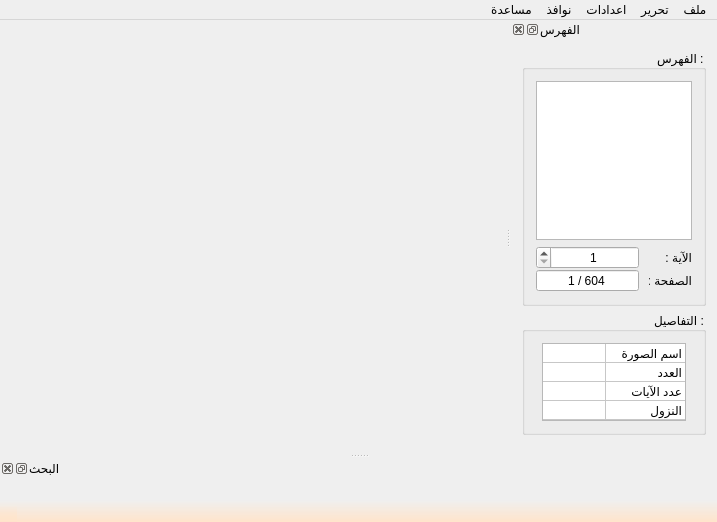
Above: src/ui/mainwindow.ui from boussouira/moltaqa before the change. Below: the same form after it.
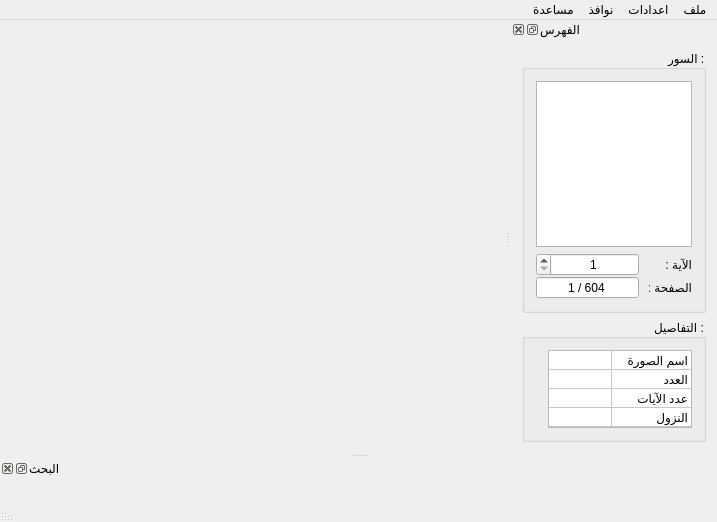
That is the form after the change. Icons and pictures are not drawn.

```diff
--- a/src/ui/mainwindow.ui
+++ b/src/ui/mainwindow.ui
@@ -49,17 +49,6 @@
     <addaction name="separator"/>
     <addaction name="actionExit"/>
    </widget>
-   <widget class="QMenu" name="menuEdition">
-    <property name="locale">
-     <locale language="Arabic" country="Morocco"/>
-    </property>
-    <property name="title">
-     <string>تحرير</string>
-    </property>
-    <addaction name="actionCopy"/>
-    <addaction name="separator"/>
-    <addaction name="actionSelect_all"/>
-   </widget>
    <widget class="QMenu" name="menuHelp">
     <property name="locale">
      <locale language="Arabic" country="Morocco"/>
@@ -83,16 +72,11 @@
     <addaction name="actionSearchDock"/>
    </widget>
    <addaction name="menuFile"/>
-   <addaction name="menuEdition"/>
    <addaction name="menu"/>
    <addaction name="menu_2"/>
    <addaction name="menuHelp"/>
   </widget>
-  <widget class="QStatusBar" name="statusBar">
-   <property name="styleSheet">
-    <string>background-color: qlineargradient(spread:pad, x1:1, y1:1, x2:1, y2:0, stop:0 rgba(255, 228, 203, 255), stop:1 rgba(255, 255, 255, 0));</string>
-   </property>
-  </widget>
+  <widget class="QStatusBar" name="statusBar"/>
   <widget class="QDockWidget" name="dockIndexs">
    <property name="accessibleName">
     <string>الفهرس</string>
@@ -123,7 +107,7 @@
         </size>
        </property>
        <property name="title">
-        <string>الفهرس :</string>
+        <string>السور :</string>
        </property>
        <property name="flat">
         <bool>false</bool>
@@ -227,7 +211,7 @@
        <property name="title">
         <string>التفاصيل :</string>
        </property>
-       <layout class="QHBoxLayout" name="horizontalLayout_4">
+       <layout class="QVBoxLayout" name="verticalLayout_3">
         <item>
          <widget class="QTableWidget" name="tableWidget">
           <property name="minimumSize">
@@ -313,19 +297,6 @@
        </layout>
       </widget>
      </item>
-     <item>
-      <spacer name="verticalSpacer">
-       <property name="orientation">
-        <enum>Qt::Vertical</enum>
-       </property>
-       <property name="sizeHint" stdset="0">
-        <size>
-         <width>20</width>
-         <height>40</height>
-        </size>
-       </property>
-      </spacer>
-     </item>
     </layout>
    </widget>
   </widget>
```
Left out of the diff: 7 changed lines with no effect on the pictures.
